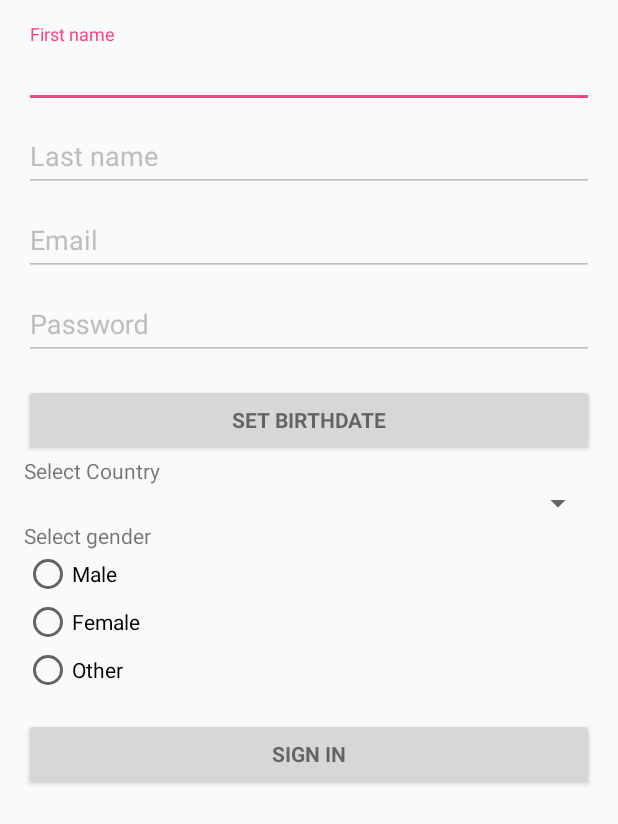
After one commit to Stackustack/workshopy-androjkowe, an Android app: the RegisterActivity screen opened directly, with no data from a screen before it, on a phone screen of 412 x 824 dp. The commit adds this screen. Shown: the top 824 px of the screen. Run offline under Robolectric (Android 15) with nearby library versions, the phone set to English and light mode, and no system bars; our stand-ins replace ButterKnife.

Commit message:
Change login layout + add register activity

```diff
--- a/app/src/main/AndroidManifest.xml
+++ b/app/src/main/AndroidManifest.xml
@@ -18,7 +18,8 @@
         </activity>
         <activity
             android:name=".feature.login.LoginActivity"
-            android:label="@string/title_activity_login"></activity>
+            android:label="@string/title_activity_login" />
+        <activity android:name=".feature.registration.RegisterActivity"></activity>
     </application>
 
 </manifest>
--- /dev/null
+++ b/app/src/main/java/qaworkshops/android/netguru/co/qaworshopsandroid/feature/registration/RegisterActivity.java
@@ -0,0 +1,47 @@
+package qaworkshops.android.netguru.co.qaworshopsandroid.feature.registration;
+
+import android.os.Bundle;
+import android.support.design.widget.TextInputEditText;
+import android.support.v7.app.AppCompatActivity;
+import android.widget.ArrayAdapter;
+import android.widget.Spinner;
+
+import butterknife.BindView;
+import butterknife.OnClick;
+import qaworkshops.android.netguru.co.qaworshopsandroid.R;
+
+public class RegisterActivity extends AppCompatActivity {
+
+    @BindView(R.id.first_name)
+    TextInputEditText firstNameInputEditText;
+
+    @BindView(R.id.last_name)
+    TextInputEditText lastNameInputEditText;
+
+    @BindView(R.id.email)
+    TextInputEditText emailInputEditText;
+
+    @BindView(R.id.password)
+    TextInputEditText passwordInputEditText;
+
+    @BindView(R.id.select_country_spinner)
+    Spinner countrySpinner;
+
+    @Override
+    protected void onCreate(Bundle savedInstanceState) {
+        super.onCreate(savedInstanceState);
+        setContentView(R.layout.activity_register);
+    }
+
+    @OnClick(R.id.set_birthday_button)
+    public void openDatePicker() {
+
+    }
+
+    private void setupSpinner() {
+        ArrayAdapter<CharSequence> adapter = ArrayAdapter.createFromResource(this,
+                R.array.countries_array, android.R.layout.simple_spinner_item);
+        adapter.setDropDownViewResource(android.R.layout.simple_spinner_dropdown_item);
+        countrySpinner.setAdapter(adapter);
+    }
+}
--- a/app/src/main/res/layout/activity_login.xml
+++ b/app/src/main/res/layout/activity_login.xml
@@ -21,7 +21,13 @@
             android:layout_height="wrap_content"
             android:orientation="vertical">
 
-            <EditText
+            <android.support.design.widget.TextInputLayout
+                android:id="@+id/email_text_input_layout"
+                android:layout_width="match_parent"
+                android:layout_height="wrap_content"
+                android:theme="@style/AddItemTextInputStyle">
+
+                <android.support.design.widget.TextInputEditText
                     android:id="@+id/email"
                     android:layout_width="match_parent"
                     android:layout_height="wrap_content"
@@ -29,16 +35,25 @@
                     android:inputType="textEmailAddress"
                     android:maxLines="1" />
 
-            <EditText
+            </android.support.design.widget.TextInputLayout>
+
+            <android.support.design.widget.TextInputLayout
+                android:id="@+id/password_text_input_layout"
+                android:layout_width="match_parent"
+                android:layout_height="wrap_content"
+                android:theme="@style/AddItemTextInputStyle">
+
+                <android.support.design.widget.TextInputEditText
                     android:id="@+id/password"
                     android:layout_width="match_parent"
                     android:layout_height="wrap_content"
                     android:hint="@string/prompt_password"
                     android:imeActionId="@+id/login"
                     android:imeActionLabel="@string/action_sign_in_short"
-                android:imeOptions="actionUnspecified"
                     android:inputType="textPassword"
                     android:maxLines="1" />
+
+            </android.support.design.widget.TextInputLayout>
 
             <Button
                 android:id="@+id/email_sign_in_button"
--- /dev/null
+++ b/app/src/main/res/layout/activity_register.xml
@@ -0,0 +1,154 @@
+<LinearLayout xmlns:android="http://schemas.android.com/apk/res/android"
+    xmlns:tools="http://schemas.android.com/tools"
+    android:layout_width="match_parent"
+    android:layout_height="match_parent"
+    android:gravity="center_horizontal"
+    android:orientation="vertical"
+    android:paddingBottom="@dimen/activity_vertical_margin"
+    android:paddingLeft="@dimen/activity_horizontal_margin"
+    android:paddingRight="@dimen/activity_horizontal_margin"
+    android:paddingTop="@dimen/activity_vertical_margin"
+    tools:context="qaworkshops.android.netguru.co.qaworshopsandroid.feature.register.registerActivity">
+
+    <ScrollView
+        android:id="@+id/register_form"
+        android:layout_width="match_parent"
+        android:layout_height="match_parent">
+
+        <LinearLayout
+            android:id="@+id/email_register_form"
+            android:layout_width="match_parent"
+            android:layout_height="wrap_content"
+            android:orientation="vertical">
+
+            <android.support.design.widget.TextInputLayout
+                android:id="@+id/first_name_text_input_layout"
+                android:layout_width="match_parent"
+                android:layout_height="wrap_content"
+                android:theme="@style/AddItemTextInputStyle">
+
+                <android.support.design.widget.TextInputEditText
+                    android:id="@+id/first_name"
+                    android:layout_width="match_parent"
+                    android:layout_height="wrap_content"
+                    android:hint="@string/prompt_first_name"
+                    android:inputType="textCapWords"
+                    android:maxLines="1" />
+
+            </android.support.design.widget.TextInputLayout>
+
+            <android.support.design.widget.TextInputLayout
+                android:id="@+id/last_name_text_input_layout"
+                android:layout_width="match_parent"
+                android:layout_height="wrap_content"
+                android:theme="@style/AddItemTextInputStyle">
+
+                <android.support.design.widget.TextInputEditText
+                    android:id="@+id/last_name"
+                    android:layout_width="match_parent"
+                    android:layout_height="wrap_content"
+                    android:hint="@string/prompt_last_name"
+                    android:inputType="textCapWords"
+                    android:maxLines="1" />
+
+            </android.support.design.widget.TextInputLayout>
+
+            <android.support.design.widget.TextInputLayout
+                android:id="@+id/email_text_input_layout"
+                android:layout_width="match_parent"
+                android:layout_height="wrap_content"
+                android:theme="@style/AddItemTextInputStyle">
+
+                <android.support.design.widget.TextInputEditText
+                    android:id="@+id/email"
+                    android:layout_width="match_parent"
+                    android:layout_height="wrap_content"
+                    android:hint="@string/prompt_email"
+                    android:inputType="textEmailAddress"
+                    android:maxLines="1" />
+
+            </android.support.design.widget.TextInputLayout>
+
+            <android.support.design.widget.TextInputLayout
+                android:id="@+id/password_text_input_layout"
+                android:layout_width="match_parent"
+                android:layout_height="wrap_content"
+                android:theme="@style/AddItemTextInputStyle">
+
+                <android.support.design.widget.TextInputEditText
+                    android:id="@+id/password"
+                    android:layout_width="match_parent"
+                    android:layout_height="wrap_content"
+                    android:hint="@string/prompt_password"
+                    android:imeActionId="@+id/register"
+                    android:imeActionLabel="@string/action_sign_in_short"
+                    android:inputType="textPassword"
+                    android:maxLines="1" />
+
+            </android.support.design.widget.TextInputLayout>
+
+            <Button
+                android:id="@+id/set_birthday_button"
+                style="?android:textAppearanceSmall"
+                android:layout_width="match_parent"
+                android:layout_height="wrap_content"
+                android:layout_marginTop="16dp"
+                android:text="@string/action_set_birthday"
+                android:textStyle="bold" />
+
+            <TextView
+                android:text="@string/select_country"
+                android:layout_width="match_parent"
+                android:layout_height="wrap_content"
+                android:id="@+id/textView" />
+
+            <Spinner
+                android:layout_width="match_parent"
+                android:layout_height="wrap_content"
+                android:id="@+id/select_country_spinner" />
+
+            <TextView
+                android:text="@string/select_gender"
+                android:layout_width="match_parent"
+                android:layout_height="wrap_content"
+                android:id="@+id/textView2" />
+
+            <RadioGroup
+                android:layout_width="match_parent"
+                android:layout_height="match_parent"
+                android:id="@+id/radio_group">
+
+                <RadioButton
+                    android:text="@string/male"
+                    android:layout_width="wrap_content"
+                    android:layout_height="wrap_content"
+                    android:id="@+id/male_radio_button"
+                    android:layout_weight="1" />
+
+                <RadioButton
+                    android:text="@string/female"
+                    android:layout_width="wrap_content"
+                    android:layout_height="wrap_content"
+                    android:id="@+id/female_radio_button"
+                    android:layout_weight="1" />
+
+                <RadioButton
+                    android:text="@string/other"
+                    android:layout_width="wrap_content"
+                    android:layout_height="wrap_content"
+                    android:id="@+id/other_radio_button"
+                    android:layout_weight="1" />
+            </RadioGroup>
+
+            <Button
+                android:id="@+id/email_sign_in_button"
+                style="?android:textAppearanceSmall"
+                android:layout_width="match_parent"
+                android:layout_height="wrap_content"
+                android:layout_marginTop="16dp"
+                android:text="@string/action_sign_in"
+                android:textStyle="bold" />
+
+        </LinearLayout>
+    </ScrollView>
+</LinearLayout>
--- a/app/src/main/res/values/strings.xml
+++ b/app/src/main/res/values/strings.xml
@@ -4,8 +4,8 @@
 
     <!-- Strings related to login -->
     <string name="prompt_email">Email</string>
-    <string name="prompt_password">Password (optional)</string>
-    <string name="action_sign_in">Sign in or register</string>
+    <string name="prompt_password">Password</string>
+    <string name="action_sign_in">Sign in</string>
     <string name="action_sign_in_short">Sign in</string>
     <string name="error_invalid_email">This email address is invalid</string>
     <string name="error_invalid_password">This password is too short</string>
@@ -18,4 +18,23 @@
     <string name="action_create">Create</string>
     <string name="action_cancel">Cancel</string>
     <string name="dialog_fragment_add_new_item">Enter item name</string>
+    <string name="prompt_first_name">First name</string>
+    <string name="prompt_last_name">Last name</string>
+    <string name="action_set_birthday">Set birthdate</string>
+    <string name="select_country">Select Country</string>
+    <string name="select_gender">Select gender</string>
+    <string name="male">Male</string>
+    <string name="female">Female</string>
+    <string name="other">Other</string>
+    <string-array name="countries_array">
+        <item>Poland</item>
+        <item>UK</item>
+        <item>USA</item>
+        <item>Russia</item>
+        <item>Germany</item>
+        <item>France</item>
+        <item>Italy</item>
+        <item>Spain</item>
+        <item>Greece</item>
+    </string-array>
 </resources>
```
Lines whose indentation alone changed are shown as unchanged.
